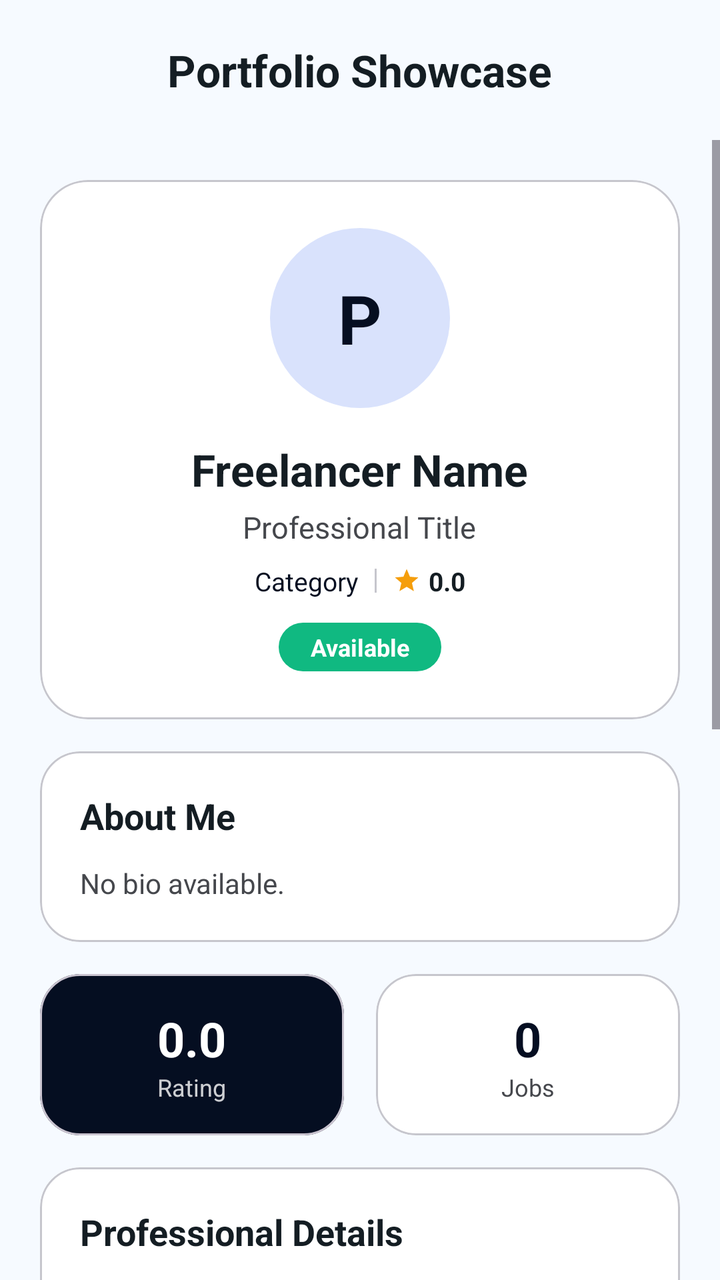
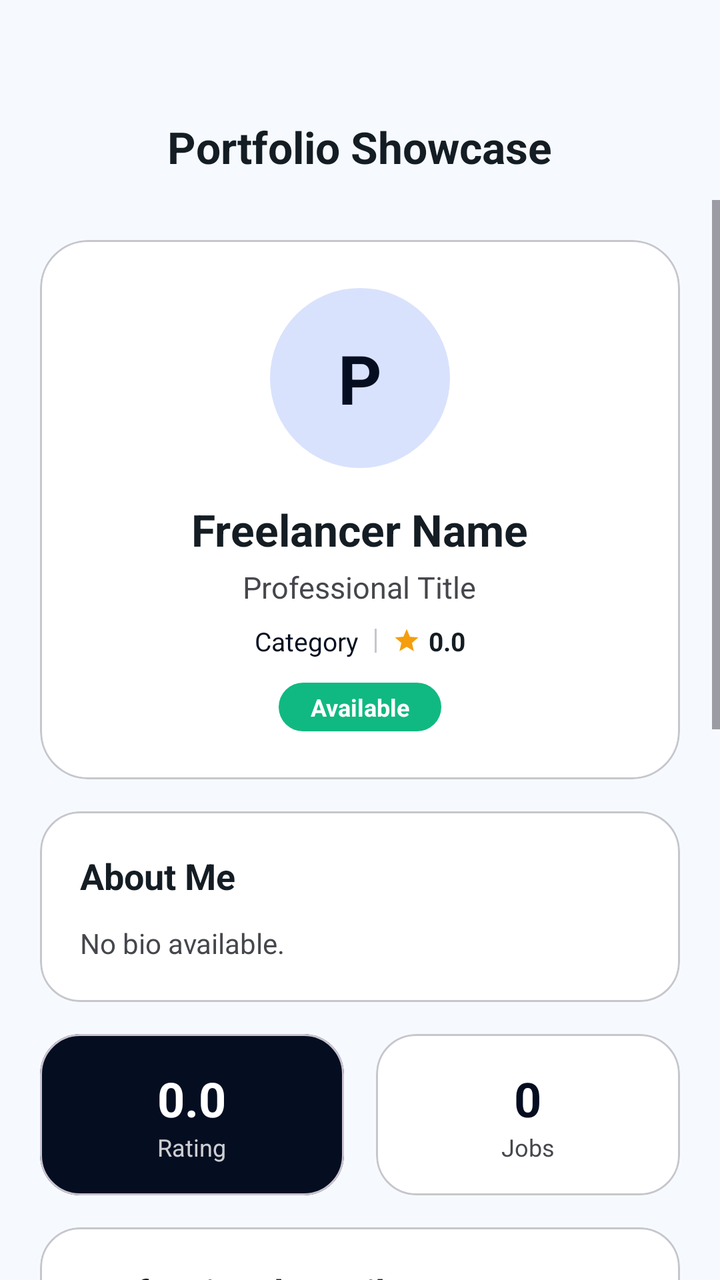

Before-and-after screenshots of an Android layout around one commit, followed by the original layout XML and the change that was made.
<!-- AndroidManifest.xml: application theme Theme.MiniJobHunt -->
<!-- res/layout/fragment_free_lancer_portfolio.xml -->
<?xml version="1.0" encoding="utf-8"?>
<LinearLayout xmlns:android="http://schemas.android.com/apk/res/android"
    xmlns:app="http://schemas.android.com/apk/res-auto"
    xmlns:tools="http://schemas.android.com/tools"
    android:layout_width="match_parent"
    android:layout_height="match_parent"
    android:orientation="vertical"
    android:background="@color/background">

    
    <RelativeLayout
        android:layout_width="match_parent"
        android:layout_height="70dp"
        android:background="@color/surface"
        android:paddingHorizontal="20dp">

        <ImageButton
            android:id="@+id/btnBack"
            android:layout_width="40dp"
            android:layout_height="40dp"
            android:layout_centerVertical="true"
            android:background="?attr/selectableItemBackgroundBorderless"
            android:src="@drawable/ic_arrow_back"
            app:tint="@color/text_primary"
            android:visibility="gone"
            tools:visibility="visible" />

        <TextView
            android:layout_width="wrap_content"
            android:layout_height="wrap_content"
            android:layout_centerInParent="true"
            android:text="Portfolio Showcase"
            android:textColor="@color/text_primary"
            android:textSize="22sp"
            android:textStyle="bold" />
    </RelativeLayout>

    <ScrollView
        android:layout_width="match_parent"
        android:layout_height="match_parent"
        android:fillViewport="true">

        <LinearLayout
            android:layout_width="match_parent"
            android:layout_height="wrap_content"
            android:orientation="vertical"
            android:padding="20dp">

            
            <com.google.android.material.card.MaterialCardView
                android:layout_width="match_parent"
                android:layout_height="wrap_content"
                app:cardCornerRadius="24dp"
                app:cardElevation="0dp"
                app:strokeWidth="1dp"
                app:strokeColor="@color/outline_variant"
                app:cardBackgroundColor="@color/white">

                <LinearLayout
                    android:layout_width="match_parent"
                    android:layout_height="wrap_content"
                    android:gravity="center_horizontal"
                    android:orientation="vertical"
                    android:padding="24dp">

                    <TextView
                        android:id="@+id/txtAvatar"
                        android:layout_width="90dp"
                        android:layout_height="90dp"
                        android:gravity="center"
                        android:background="@drawable/bg_circle_primary_light"
                        android:text="P"
                        android:textSize="34sp"
                        android:textStyle="bold"
                        android:textColor="@color/primary"/>

                    <LinearLayout
                        android:layout_width="wrap_content"
                        android:layout_height="wrap_content"
                        android:layout_marginTop="16dp"
                        android:orientation="horizontal"
                        android:gravity="center_vertical">

                        <TextView
                            android:id="@+id/txtName"
                            android:layout_width="wrap_content"
                            android:layout_height="wrap_content"
                            android:text="Freelancer Name"
                            android:textStyle="bold"
                            android:textSize="22sp"
                            android:textColor="@color/text_primary"/>

                        <ImageView
                            android:id="@+id/imgVerifiedBadge"
                            android:layout_width="20dp"
                            android:layout_height="20dp"
                            android:layout_marginStart="8dp"
                            android:src="@drawable/ic_verified"
                            android:visibility="gone"
                            app:tint="@color/orange_primary"/>

                    </LinearLayout>

                    <TextView
                        android:id="@+id/txtTitle"
                        android:layout_width="wrap_content"
                        android:layout_height="wrap_content"
                        android:layout_marginTop="4dp"
                        android:text="Professional Title"
                        android:textSize="15sp"
                        android:textColor="@color/text_secondary"/>

                    <LinearLayout
                        android:layout_width="wrap_content"
                        android:layout_height="wrap_content"
                        android:layout_marginTop="8dp"
                        android:orientation="horizontal"
                        android:gravity="center_vertical">

                        <TextView
                            android:id="@+id/txtCategories"
                            android:layout_width="wrap_content"
                            android:layout_height="wrap_content"
                            android:text="Category"
                            android:textSize="13sp"
                            android:textColor="@color/primary"/>

                        <View
                            android:id="@+id/ratingDivider"
                            android:layout_width="1dp"
                            android:layout_height="12dp"
                            android:layout_marginHorizontal="8dp"
                            android:background="@color/divider"/>

                        <ImageView
                            android:layout_width="14dp"
                            android:layout_height="14dp"
                            android:src="@drawable/ic_star"
                            app:tint="@color/warning"/>

                        <TextView
                            android:id="@+id/txtRatingSmall"
                            android:layout_width="wrap_content"
                            android:layout_height="wrap_content"
                            android:layout_marginStart="4dp"
                            android:text="0.0"
                            android:textSize="13sp"
                            android:textStyle="bold"
                            android:textColor="@color/text_primary"/>

                    </LinearLayout>

                    <TextView
                        android:id="@+id/txtStatus"
                        android:layout_width="wrap_content"
                        android:layout_height="wrap_content"
                        android:layout_marginTop="12dp"
                        android:paddingHorizontal="16dp"
                        android:paddingVertical="4dp"
                        android:text="Available"
                        android:textStyle="bold"
                        android:textSize="12sp"
                        android:textColor="@color/white"
                        android:background="@drawable/bg_availability"/>

                </LinearLayout>

            </com.google.android.material.card.MaterialCardView>

            
            <com.google.android.material.card.MaterialCardView
                android:layout_width="match_parent"
                android:layout_height="wrap_content"
                android:layout_marginTop="16dp"
                app:cardCornerRadius="20dp"
                app:cardElevation="0dp"
                app:strokeWidth="1dp"
                app:strokeColor="@color/outline_variant"
                app:cardBackgroundColor="@color/white">

                <LinearLayout
                    android:layout_width="match_parent"
                    android:layout_height="wrap_content"
                    android:orientation="vertical"
                    android:padding="20dp">

                    <TextView
                        android:layout_width="match_parent"
                        android:layout_height="wrap_content"
                        android:text="About Me"
                        android:textStyle="bold"
                        android:textSize="18sp"
                        android:textColor="@color/text_primary"/>

                    <TextView
                        android:id="@+id/txtBio"
                        android:layout_width="match_parent"
                        android:layout_height="wrap_content"
                        android:layout_marginTop="12dp"
                        android:text="No bio available."
                        android:textColor="@color/text_secondary"
                        android:lineHeight="22dp"/>

                </LinearLayout>

            </com.google.android.material.card.MaterialCardView>

            
            <LinearLayout
                android:layout_width="match_parent"
                android:layout_height="wrap_content"
                android:layout_marginTop="16dp"
                android:orientation="horizontal">

                <com.google.android.material.card.MaterialCardView
                    android:layout_width="0dp"
                    android:layout_height="wrap_content"
                    android:layout_weight="1"
                    android:layout_marginEnd="8dp"
                    app:cardCornerRadius="20dp"
                    app:cardElevation="0dp"
                    app:cardBackgroundColor="@color/primary">

                    <LinearLayout
                        android:layout_width="match_parent"
                        android:layout_height="wrap_content"
                        android:gravity="center"
                        android:padding="16dp"
                        android:orientation="vertical">

                        <TextView
                            android:id="@+id/txtRating"
                            android:layout_width="wrap_content"
                            android:layout_height="wrap_content"
                            android:text="0.0"
                            android:textStyle="bold"
                            android:textSize="24sp"
                            android:textColor="@color/white"/>

                        <TextView
                            android:layout_width="wrap_content"
                            android:layout_height="wrap_content"
                            android:text="Rating"
                            android:textSize="12sp"
                            android:textColor="#CCFFFFFF"/>

                    </LinearLayout>

                </com.google.android.material.card.MaterialCardView>

                <com.google.android.material.card.MaterialCardView
                    android:layout_width="0dp"
                    android:layout_height="wrap_content"
                    android:layout_weight="1"
                    android:layout_marginStart="8dp"
                    app:cardCornerRadius="20dp"
                    app:cardElevation="0dp"
                    app:strokeWidth="1dp"
                    app:strokeColor="@color/outline_variant"
                    app:cardBackgroundColor="@color/white">

                    <LinearLayout
                        android:layout_width="match_parent"
                        android:layout_height="wrap_content"
                        android:gravity="center"
                        android:padding="16dp"
                        android:orientation="vertical">

                        <TextView
                            android:id="@+id/txtCompletedJobs"
                            android:layout_width="wrap_content"
                            android:layout_height="wrap_content"
                            android:text="0"
                            android:textStyle="bold"
                            android:textSize="24sp"
                            android:textColor="@color/primary"/>

                        <TextView
                            android:layout_width="wrap_content"
                            android:layout_height="wrap_content"
                            android:text="Jobs"
                            android:textSize="12sp"
                            android:textColor="@color/text_secondary"/>

                    </LinearLayout>

                </com.google.android.material.card.MaterialCardView>

            </LinearLayout>

            
            <com.google.android.material.card.MaterialCardView
                android:layout_width="match_parent"
                android:layout_height="wrap_content"
                android:layout_marginTop="16dp"
                app:cardCornerRadius="20dp"
                app:cardElevation="0dp"
                app:strokeWidth="1dp"
                app:strokeColor="@color/outline_variant"
                app:cardBackgroundColor="@color/white">

                <LinearLayout
                    android:layout_width="match_parent"
                    android:layout_height="wrap_content"
                    android:orientation="vertical"
                    android:padding="20dp">

                    <TextView
                        android:layout_width="match_parent"
                        android:layout_height="wrap_content"
                        android:text="Professional Details"
                        android:textStyle="bold"
                        android:textSize="18sp"
                        android:textColor="@color/text_primary"/>

                    <TextView
                        android:id="@+id/txtExperience"
                        android:layout_width="wrap_content"
                        android:layout_height="wrap_content"
                        android:layout_marginTop="16dp"
                        android:text="Experience: -"
                        android:textColor="@color/text_secondary"/>

                    <TextView
                        android:id="@+id/txtLocation"
                        android:layout_width="wrap_content"
                        android:layout_height="wrap_content"
                        android:layout_marginTop="8dp"
                        android:text="Location: -"
                        android:textColor="@color/text_secondary"/>

                    <TextView
                        android:id="@+id/txtAvailability"
                        android:layout_width="wrap_content"
                        android:layout_height="wrap_content"
                        android:layout_marginTop="8dp"
                        android:text="Available"
                        android:textColor="@color/success"
                        android:textStyle="bold"/>

                </LinearLayout>

            </com.google.android.material.card.MaterialCardView>

            
            <com.google.android.material.card.MaterialCardView
                android:layout_width="match_parent"
                android:layout_height="wrap_content"
                android:layout_marginTop="16dp"
                app:cardCornerRadius="20dp"
                app:cardElevation="0dp"
                app:strokeWidth="1dp"
                app:strokeColor="@color/outline_variant"
                app:cardBackgroundColor="@color/white">

                <LinearLayout
                    android:layout_width="match_parent"
                    android:layout_height="wrap_content"
                    android:orientation="vertical"
                    android:padding="20dp">

                    <TextView
                        android:layout_width="match_parent"
                        android:layout_height="wrap_content"
                        android:text="Expertise"
                        android:textStyle="bold"
                        android:textSize="18sp"
                        android:textColor="@color/text_primary"/>

                    <TextView
                        android:id="@+id/txtSkills"
                        android:layout_width="match_parent"
                        android:layout_height="wrap_content"
                        android:layout_marginTop="12dp"
                        android:text="No skills listed."
                        android:textColor="@color/text_secondary"
                        android:lineHeight="22dp"/>

                </LinearLayout>

            </com.google.android.material.card.MaterialCardView>

            
            <com.google.android.material.card.MaterialCardView
                android:layout_width="match_parent"
                android:layout_height="wrap_content"
                android:layout_marginTop="16dp"
                app:cardCornerRadius="20dp"
                app:cardElevation="0dp"
                app:strokeWidth="1dp"
                app:strokeColor="@color/outline_variant"
                app:cardBackgroundColor="@color/white">

                <LinearLayout
                    android:layout_width="match_parent"
                    android:layout_height="wrap_content"
                    android:orientation="vertical"
                    android:padding="20dp">

                    <TextView
                        android:layout_width="match_parent"
                        android:layout_height="wrap_content"
                        android:text="Portfolio Link"
                        android:textStyle="bold"
                        android:textSize="18sp"
                        android:textColor="@color/text_primary"/>

                    <TextView
                        android:id="@+id/txtPortfolio"
                        android:layout_width="match_parent"
                        android:layout_height="wrap_content"
                        android:layout_marginTop="12dp"
                        android:autoLink="web"
                        android:text="No links added."
                        android:textColor="@color/primary"
                        android:textStyle="bold"/>

                </LinearLayout>

            </com.google.android.material.card.MaterialCardView>

            
            <com.google.android.material.card.MaterialCardView
                android:layout_width="match_parent"
                android:layout_height="wrap_content"
                android:layout_marginTop="16dp"
                app:cardCornerRadius="20dp"
                app:cardElevation="0dp"
                app:strokeWidth="1dp"
                app:strokeColor="@color/outline_variant"
                app:cardBackgroundColor="@color/white">

                <LinearLayout
                    android:layout_width="match_parent"
                    android:layout_height="wrap_content"
                    android:orientation="vertical"
                    android:padding="20dp">

                    <TextView
                        android:layout_width="match_parent"
                        android:layout_height="wrap_content"
                        android:text="Client Reviews"
                        android:textStyle="bold"
                        android:textSize="18sp"
                        android:textColor="@color/text_primary"/>

                    <androidx.recyclerview.widget.RecyclerView
                        android:id="@+id/rvReviews"
                        android:layout_width="match_parent"
                        android:layout_height="wrap_content"
                        android:layout_marginTop="12dp"
                        android:nestedScrollingEnabled="false"/>

                    <TextView
                        android:id="@+id/txtNoReviews"
                        android:layout_width="match_parent"
                        android:layout_height="wrap_content"
                        android:layout_marginTop="12dp"
                        android:text="No reviews yet."
                        android:textColor="@color/text_secondary"
                        android:visibility="gone"/>

                    <com.google.android.material.button.MaterialButton
                        android:id="@+id/btnShowAllReviews"
                        style="@style/Widget.Material3.Button.TextButton"
                        android:layout_width="wrap_content"
                        android:layout_height="wrap_content"
                        android:layout_marginTop="12dp"
                        android:layout_gravity="center"
                        android:text="Show All Reviews"
                        android:textAllCaps="false"
                        android:visibility="gone" />

                </LinearLayout>

            </com.google.android.material.card.MaterialCardView>

            <Space
                android:layout_width="match_parent"
                android:layout_height="100dp"/>

        </LinearLayout>

    </ScrollView>
</LinearLayout>
<!-- resources referenced by this layout -->
<resources>
  <color name="background">#f6faff</color>
  <color name="divider">#c6c6cd</color>
  <color name="orange_primary">#de6a00</color>
  <color name="outline_variant">#c6c6cd</color>
  <color name="primary">#050e21</color>
  <color name="success">#10B981</color>
  <color name="surface">#f6faff</color>
  <color name="text_primary">#141d23</color>
  <color name="text_secondary">#45474c</color>
  <color name="warning">#f59e0b</color>
  <color name="white">#FFFFFF</color>
  <!-- drawable bg_availability (drawable) -->
  <?xml version="1.0" encoding="utf-8"?>
  <shape xmlns:android="http://schemas.android.com/apk/res/android">
      <solid android:color="@color/success"/>
      <corners android:radius="50dp"/>
  </shape>
  <!-- drawable bg_circle_primary_light (drawable) -->
  <?xml version="1.0" encoding="utf-8"?>
  <shape xmlns:android="http://schemas.android.com/apk/res/android">
      <solid android:color="@color/primary_light"/>
      <corners android:radius="100dp"/>
  </shape>
  <!-- drawable ic_arrow_back (drawable) -->
  <vector xmlns:android="http://schemas.android.com/apk/res/android"
      android:width="24dp"
      android:height="24dp"
      android:viewportWidth="24"
      android:viewportHeight="24">
    <path
        android:fillColor="#FF000000"
        android:pathData="M20,11H7.83l5.59,-5.59L12,4l-8,8 8,8 1.41,-1.41L7.83,13H20v-2z"/>
  </vector>
  <!-- drawable ic_star (drawable) -->
  <vector xmlns:android="http://schemas.android.com/apk/res/android"
      android:width="24dp"
      android:height="24dp"
      android:viewportWidth="24"
      android:viewportHeight="24">
      <path
          android:fillColor="@color/warning"
          android:pathData="M12,17.27L18.18,21l-1.64,-7.03L22,9.24l-7.19,-0.61L12,2 9.19,8.63 2,9.24l5.46,4.73L5.82,21z"/>
  </vector>
  <!-- drawable ic_verified (drawable) -->
  <vector xmlns:android="http://schemas.android.com/apk/res/android"
      android:width="24dp"
      android:height="24dp"
      android:viewportWidth="24"
      android:viewportHeight="24">
      <path
          android:fillColor="@color/info"
          android:pathData="M23,12l-2.44,-2.79 0.34,-3.69 -3.77,-0.86L15.47,1.2 12,2.7 8.53,1.2 6.87,4.66 3.1,5.52l0.34,3.69L1,12l2.44,2.79 -0.34,3.69 3.77,0.86L8.53,22.8 12,21.3l3.47,1.5 1.66,-3.46 3.77,-0.86 -0.34,-3.69L23,12zm-12.91,4.72l-3.8,-3.81 1.48,-1.48 2.32,2.33 5.85,-5.87 1.48,1.48 -7.33,7.35z"/>
  </vector>
  <style name="Theme.MiniJobHunt" parent="Base.Theme.MiniJobHunt" />
  <color name="primary_light">#d9e2fc</color>
  <color name="info">#050e21</color>
  <color name="primary_container">#1b2437</color>
  <color name="on_primary_container">#828ba2</color>
  <color name="secondary">#5c5f60</color>
  <style name="AppText.HeadlineLarge">
          <item name="android:textSize">24sp</item>
          <item name="android:textStyle">bold</item>
          <item name="android:textColor">@color/text_primary</item>
          <item name="android:letterSpacing">-0.02</item>
      </style>
  <style name="AppText.TitleMedium">
          <item name="android:textSize">18sp</item>
          <item name="android:textStyle">bold</item>
          <item name="android:textColor">@color/text_primary</item>
      </style>
  <style name="AppText.BodyLarge">
          <item name="android:textSize">16sp</item>
          <item name="android:textColor">@color/text_secondary</item>
      </style>
  <style name="AppText.LabelMedium">
          <item name="android:textSize">12sp</item>
          <item name="android:textStyle">bold</item>
          <item name="android:textColor">@color/text_muted</item>
          <item name="android:letterSpacing">0.01</item>
      </style>
  <color name="text_muted">#76777d</color>
  <!-- unchanged entries left out for length: 1 -->
</resources>

<!-- the commit's change to res/layout/fragment_free_lancer_portfolio.xml (unified diff, before → after) -->
@@ -10,7 +10,7 @@
     
     <RelativeLayout
         android:layout_width="match_parent"
-        android:layout_height="70dp"
+        android:layout_height="100dp"
         android:background="@color/surface"
         android:paddingHorizontal="20dp">
 
@@ -18,7 +18,8 @@
             android:id="@+id/btnBack"
             android:layout_width="40dp"
             android:layout_height="40dp"
-            android:layout_centerVertical="true"
+            android:layout_alignParentBottom="true"
+            android:layout_marginBottom="10dp"
             android:background="?attr/selectableItemBackgroundBorderless"
             android:src="@drawable/ic_arrow_back"
             app:tint="@color/text_primary"
@@ -28,7 +29,9 @@
         <TextView
             android:layout_width="wrap_content"
             android:layout_height="wrap_content"
-            android:layout_centerInParent="true"
+            android:layout_centerHorizontal="true"
+            android:layout_alignParentBottom="true"
+            android:layout_marginBottom="12dp"
             android:text="Portfolio Showcase"
             android:textColor="@color/text_primary"
             android:textSize="22sp"
